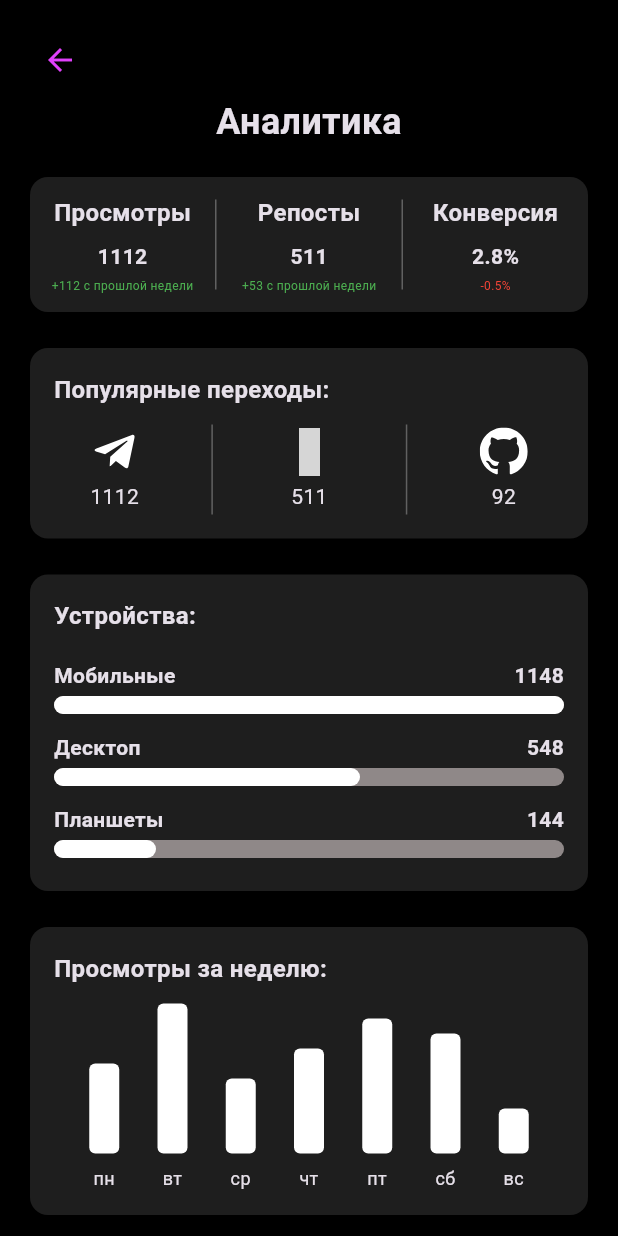
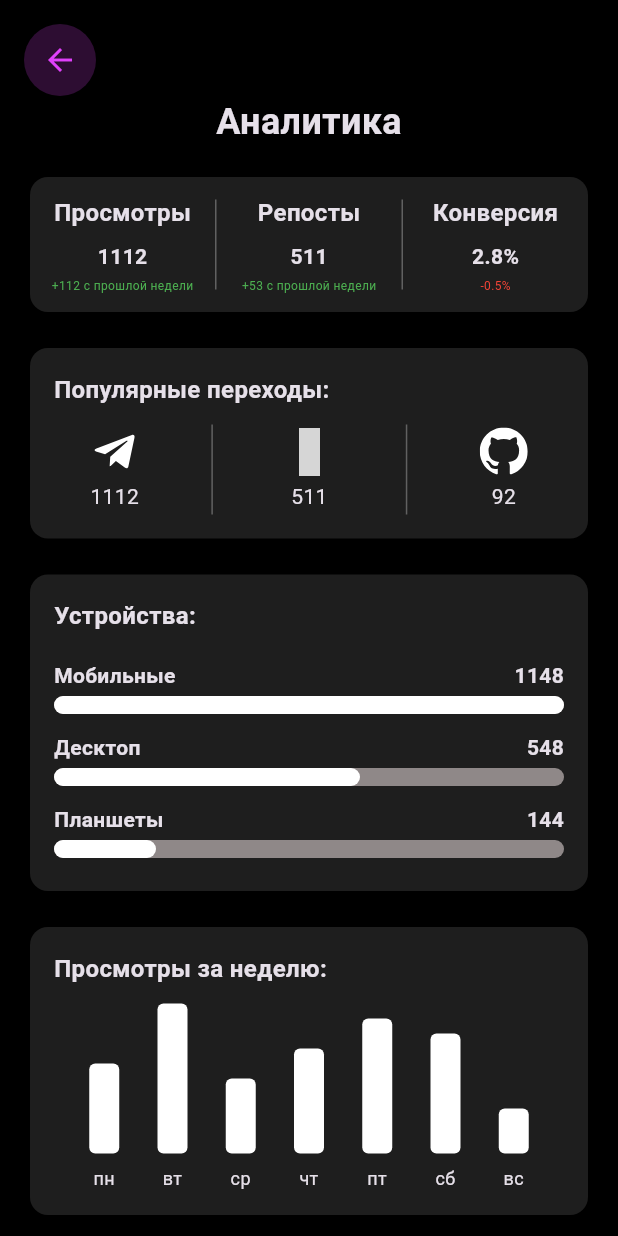
Before and after one commit to LatteSoM/ConnectCard, a Flutter app: the screen it shows after launch, on a phone screen of 412 x 824 dp. Run offline on Flutter 3.47's test engine with Material 3 defaults, Android fonts, the light colour scheme and no system bars; our stand-ins replace flutter_dotenv, icons_plus, webview_flutter; grey boxes are pictures that could not be loaded.

Commit message:
Сделал обводку у кнопки на страницу Аналитика

```diff
--- a/lib/screens/stat_screen.dart
+++ b/lib/screens/stat_screen.dart
@@ -19,7 +19,13 @@ class _StatScreenState extends State<StatScreen>{
           child: Column(
             crossAxisAlignment: CrossAxisAlignment.start,
             children: [
-              const BackButton(color: Colors.purpleAccent),
+              Container(
+                decoration: BoxDecoration(
+                  color: Colors.purpleAccent.withOpacity(0.2),
+                  shape: BoxShape.circle,
+                ),
+                child: const BackButton(color: Colors.purpleAccent,),
+              ),
               const Center(
                 child: Text(
                   'Аналитика',
```
